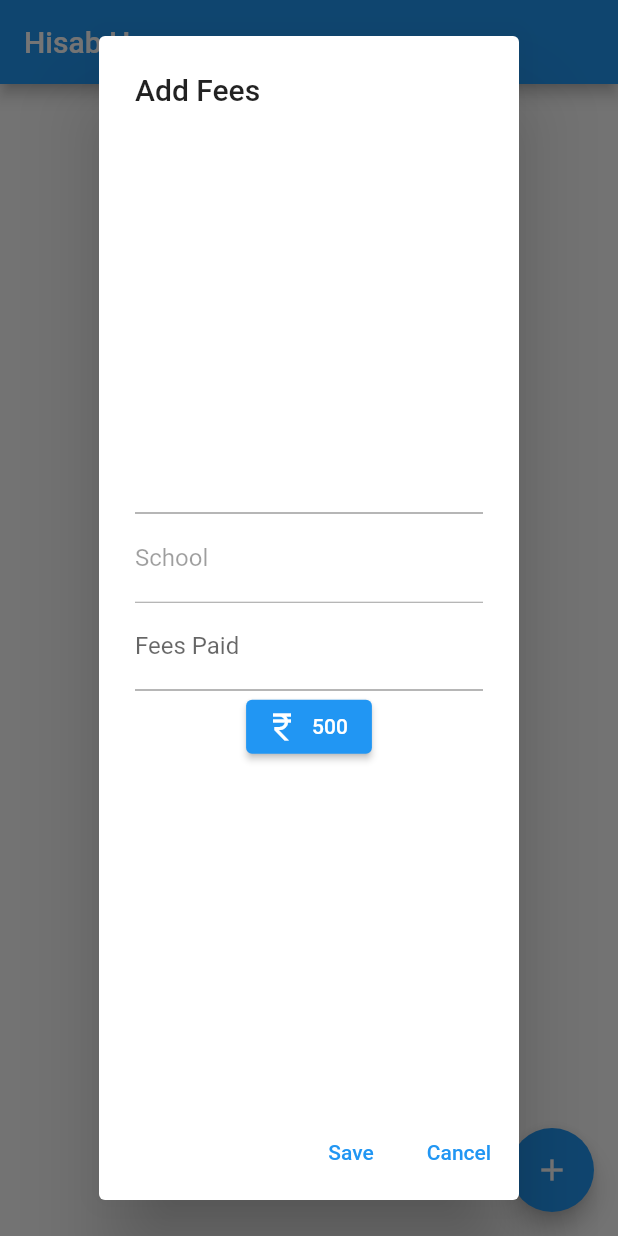
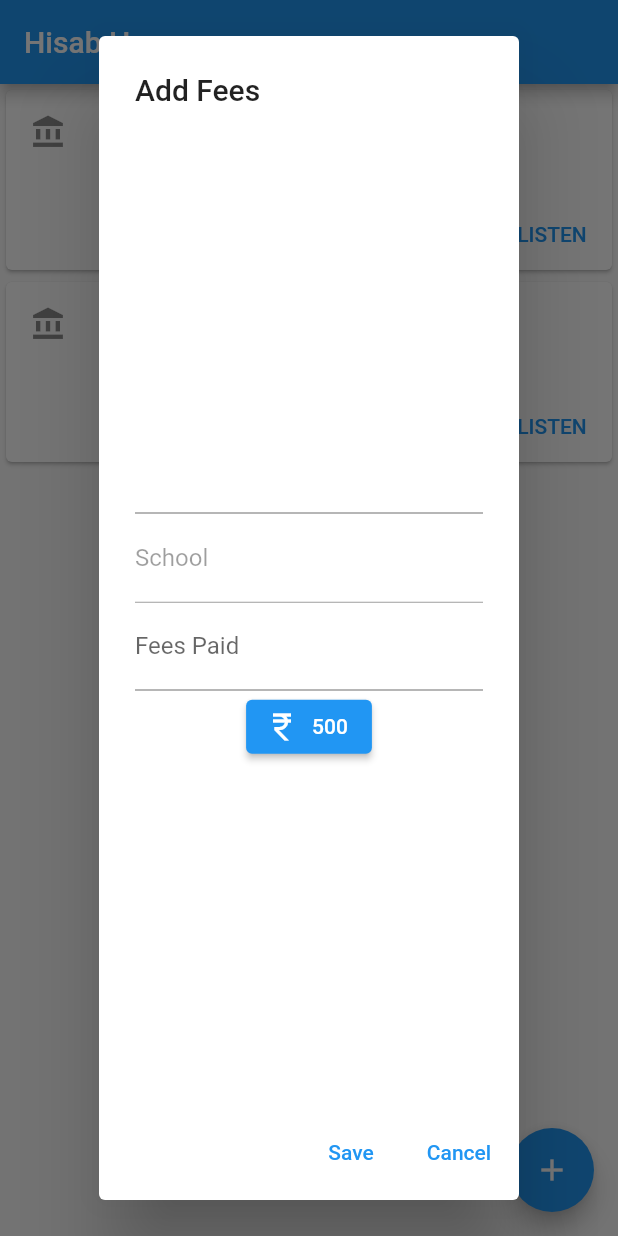
Before and after one commit to prashanth-92/hisab, a Flutter app: the screen it shows after launch, after a tap on the "add" icon, on a phone screen of 412 x 824 dp. Run offline on Flutter 3.47's test engine with Material 2 defaults, Android fonts, the phone set to English and light mode, and no system bars.

Commit message:
Move static data to service and transactions template

```diff
--- a/lib/components/autocomplete.dart
+++ b/lib/components/autocomplete.dart
@@ -1,28 +1,25 @@
 import 'package:flutter/material.dart';
+import 'package:hisab/service/student_service.dart';
 
 import '../models/student.dart';
 
 class AutocompleteStudent extends StatelessWidget {
   const AutocompleteStudent({super.key, required this.onSelectParam});
 
-  static const List<Student> _userOptions = <Student>[
-    Student(name: 'Alice', email: 'alice@example.com', school: 'SBSM'),
-    Student(name: 'Bob', email: 'robert@example.com', school: 'JV'),
-    Student(name: 'Charlie', email: 'charlie123@gmail.com', school: 'SNMSSS'),
-  ];
   final Function(Student) onSelectParam;
 
-  static String _displayStringForOption(Student option) => option.name;
+  static String _displayStringForOption(Student student) => student.name;
 
   @override
   Widget build(BuildContext context) {
+    var students = getStudents();
     return Autocomplete<Student>(
       displayStringForOption: _displayStringForOption,
       optionsBuilder: (TextEditingValue textEditingValue) {
         if (textEditingValue.text == '') {
           return const Iterable<Student>.empty();
         }
-        return _userOptions.where((Student option) {
+        return students.where((Student option) {
           return option
               .toString()
               .contains(textEditingValue.text.toLowerCase());
--- /dev/null
+++ b/lib/components/transaction_item.dart
@@ -0,0 +1,47 @@
+import 'package:flutter/material.dart';
+
+import '../models/transaction.dart';
+
+class TransactionItem extends StatelessWidget {
+  const TransactionItem({super.key, required this.transaction});
+  final Transaction transaction;
+
+  @override
+  Widget build(BuildContext context) {
+    return Center(
+      child: Card(
+        child: Column(
+          mainAxisSize: MainAxisSize.min,
+          children: <Widget>[
+            ListTile(
+              leading: const Icon(Icons.account_balance),
+              title: Row(
+                mainAxisSize: MainAxisSize.min,
+                children: [
+                  const Icon(Icons.currency_rupee_sharp),
+                  Text(transaction.amount)
+                ],
+              ),
+              subtitle: Text(transaction.id),
+            ),
+            Row(
+              mainAxisAlignment: MainAxisAlignment.end,
+              children: <Widget>[
+                TextButton(
+                  child: const Text('BUY TICKETS'),
+                  onPressed: () {/* ... */},
+                ),
+                const SizedBox(width: 8),
+                TextButton(
+                  child: const Text('LISTEN'),
+                  onPressed: () {/* ... */},
+                ),
+                const SizedBox(width: 8),
+              ],
+            ),
+          ],
+        ),
+      ),
+    );
+  }
+}
--- /dev/null
+++ b/lib/models/transaction.dart
@@ -0,0 +1,12 @@
+import 'package:hisab/models/student.dart';
+
+class Transaction {
+  Transaction({
+    required this.id,
+    required this.amount,
+  });
+
+  final String id;
+  final String amount;
+  late Student student;
+}
--- /dev/null
+++ b/lib/screens/addfees.dart
@@ -0,0 +1,63 @@
+import 'package:flutter/material.dart';
+
+import '../components/autocomplete.dart';
+import '../models/student.dart';
+
+DialogRoute<void> getAddFeesDialog(BuildContext context, Object? arguments){
+  var schoolController = TextEditingController();
+    var feesController = TextEditingController();
+    return DialogRoute<void>(
+      context: context,
+      builder: (BuildContext context) {
+        return AlertDialog(
+          title: const Text('Add Fees'),
+          content: Column(
+            mainAxisAlignment: MainAxisAlignment.center,
+            children: <Widget>[
+              AutocompleteStudent(onSelectParam: (Student student) {
+                schoolController.text = student.school;
+              }),
+              TextField(
+                  decoration: const InputDecoration(labelText: 'School'),
+                  enabled: false,
+                  controller: schoolController),
+              TextField(
+                  decoration: const InputDecoration(labelText: 'Fees Paid'),
+                  keyboardType: const TextInputType.numberWithOptions(
+                      decimal: true, signed: false),
+                  controller: feesController),
+              ElevatedButton.icon(
+                onPressed: () {
+                  var currentValue = double.tryParse(feesController.text.toString()) ?? 0;
+                  var increasedValue = currentValue + 500.00;
+                  feesController.text = increasedValue.toString();
+                },
+                icon: const Icon(Icons.currency_rupee_sharp, size: 24.0),
+                label: const Text('500'),
+              ),
+            ],
+          ),
+          actions: <Widget>[
+            TextButton(
+              style: TextButton.styleFrom(
+                textStyle: Theme.of(context).textTheme.labelLarge,
+              ),
+              child: const Text('Save'),
+              onPressed: () {
+                Navigator.of(context).pop();
+              },
+            ),
+            TextButton(
+              style: TextButton.styleFrom(
+                textStyle: Theme.of(context).textTheme.labelLarge,
+              ),
+              child: const Text('Cancel'),
+              onPressed: () {
+                Navigator.of(context).pop();
+              },
+            ),
+          ],
+        );
+      },
+    );
+}
--- a/lib/screens/home.dart
+++ b/lib/screens/home.dart
@@ -1,7 +1,9 @@
 import 'package:flutter/material.dart';
+import 'package:hisab/screens/addfees.dart';
 
-import '../components/autocomplete.dart';
-import '../models/student.dart';
+import '../components/transaction_item.dart';
+import '../service/transaction_service.dart';
+
 
 class Home extends StatefulWidget {
   const Home({super.key, required this.title});
@@ -12,16 +14,19 @@ class Home extends StatefulWidget {
 }
 
 class _HomeState extends State<Home> {
+  var txns = getTransactions();
   @override
   Widget build(BuildContext context) {
+    var transactions = getTransactions();
     return Scaffold(
       appBar: AppBar(
         title: Text(widget.title),
       ),
-      body: Center(
-        child: Column(
-          mainAxisAlignment: MainAxisAlignment.center,
-        ),
+      body: ListView.builder(
+        itemCount: transactions.length,
+        itemBuilder: (BuildContext context, int index) {
+          return TransactionItem(transaction: txns[index]);
+         },
       ),
       floatingActionButton: FloatingActionButton(
         onPressed: () {
@@ -34,61 +39,6 @@ class _HomeState extends State<Home> {
 
   static Route<Object?> _dialogBuilder(
       BuildContext context, Object? arguments) {
-    var schoolController = TextEditingController();
-    var feesController = TextEditingController();
-    return DialogRoute<void>(
-      context: context,
-      builder: (BuildContext context) {
-        return AlertDialog(
-          title: const Text('Add Fees'),
-          content: Column(
-            mainAxisAlignment: MainAxisAlignment.center,
-            children: <Widget>[
-              AutocompleteStudent(onSelectParam: (Student student) {
-                schoolController.text = student.school;
-              }),
-              TextField(
-                  decoration: const InputDecoration(labelText: 'School'),
-                  enabled: false,
-                  controller: schoolController),
-              TextField(
-                  decoration: const InputDecoration(labelText: 'Fees Paid'),
-                  keyboardType: const TextInputType.numberWithOptions(
-                      decimal: true, signed: false),
-                  controller: feesController),
-              ElevatedButton.icon(
-                onPressed: () {
-                  var currentValue = double.tryParse(feesController.text.toString()) ?? 0;
-                  var increasedValue = currentValue + 500.00;
-                  feesController.text = increasedValue.toString();
-                },
-                icon: const Icon(Icons.currency_rupee_sharp, size: 24.0),
-                label: const Text('500'),
-              ),
-            ],
-          ),
-          actions: <Widget>[
-            TextButton(
-              style: TextButton.styleFrom(
-                textStyle: Theme.of(context).textTheme.labelLarge,
-              ),
-              child: const Text('Save'),
-              onPressed: () {
-                Navigator.of(context).pop();
-              },
-            ),
-            TextButton(
-              style: TextButton.styleFrom(
-                textStyle: Theme.of(context).textTheme.labelLarge,
-              ),
-              child: const Text('Cancel'),
-              onPressed: () {
-                Navigator.of(context).pop();
-              },
-            ),
-          ],
-        );
-      },
-    );
+    return getAddFeesDialog(context, arguments);
   }
 }
--- a/lib/service/student_service.dart
+++ b/lib/service/student_service.dart
@@ -1,5 +1,12 @@
-import 'package:http/http.dart' as http;
+import '../models/student.dart';
 
-Future<http.Response> fetchAlbum() async {
-  return http.get(Uri.parse('https://jsonplaceholder.typicode.com/albums/1'));
+const List<Student> students = <Student>[
+    Student(name: 'Alice', email: 'alice@example.com', school: 'SBSM'),
+    Student(name: 'Bob', email: 'robert@example.com', school: 'JV'),
+    Student(name: 'Charlie', email: 'charlie123@gmail.com', school: 'SNMSSS'),
+  ];
+
+List<Student> getStudents() {
+  //return http.get(Uri.parse('https://jsonplaceholder.typicode.com/albums/1'));
+  return students;
 }
--- /dev/null
+++ b/lib/service/transaction_service.dart
@@ -0,0 +1,8 @@
+import 'package:hisab/models/transaction.dart';
+
+List<Transaction> getTransactions() {
+  return <Transaction>[
+    Transaction(id: "1", amount: "250"),
+    Transaction(id: "2", amount: "500"),
+  ];
+}
```
